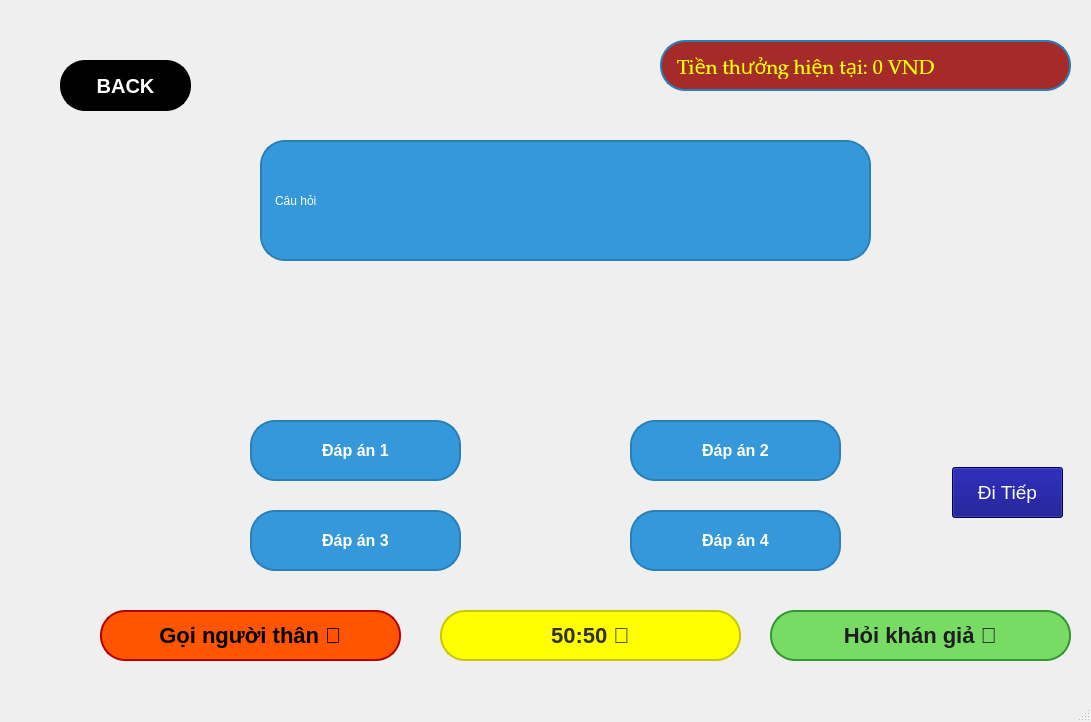
Qt form ui/gameplay.ui (TrogTran/ai-la-trieu-phu) before a commit.
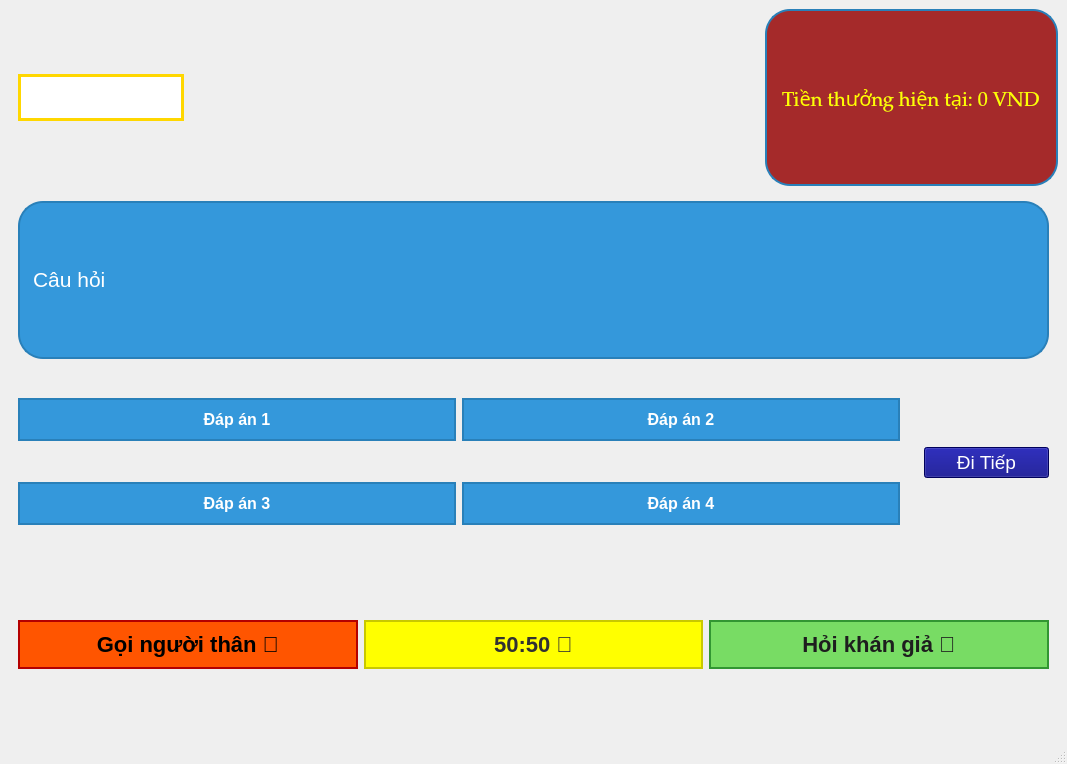
The same form after that commit. Icons and pictures are not drawn.

Commit message: Lưu code trước khi chuyển nhánh

```diff
--- a/ui/gameplay.ui
+++ b/ui/gameplay.ui
@@ -6,23 +6,20 @@
    <rect>
     <x>0</x>
     <y>0</y>
-    <width>1091</width>
-    <height>722</height>
+    <width>1067</width>
+    <height>764</height>
    </rect>
   </property>
   <property name="windowTitle">
    <string>GamePlay</string>
   </property>
   <widget class="QWidget" name="centralwidget">
+   <layout class="QGridLayout" name="gridLayout_7">
+    <item row="1" column="0" colspan="5">
+     <widget class="QWidget" name="widget" native="true">
+      <layout class="QGridLayout" name="gridLayout">
+       <item row="0" column="0">
    <widget class="QLabel" name="question_content">
-    <property name="geometry">
-     <rect>
-      <x>260</x>
-      <y>140</y>
-      <width>611</width>
-      <height>121</height>
-     </rect>
-    </property>
     <property name="styleSheet">
      <string notr="true">QLabel {
 	font: 36pt &quot;Sitka&quot;;
@@ -37,262 +34,40 @@
 </string>
     </property>
     <property name="text">
-     <string>Câu hỏi</string>
-    </property>
-   </widget>
-   <widget class="QPushButton" name="dap_an_1_button">
-    <property name="geometry">
-     <rect>
-      <x>250</x>
-      <y>420</y>
-      <width>211</width>
-      <height>61</height>
-     </rect>
-    </property>
-    <property name="font">
-     <font>
-      <pointsize>-1</pointsize>
-      <weight>75</weight>
-      <bold>true</bold>
-     </font>
-    </property>
-    <property name="cursor">
-     <cursorShape>PointingHandCursor</cursorShape>
-    </property>
-    <property name="styleSheet">
-     <string notr="true">QPushButton {
-    border-radius: 15px; /* Điều chỉnh độ bo tròn */
-    background-color: #3498db; /* Màu nền */
-    color: white; /* Màu chữ */
-    padding: 10px 20px; /* Khoảng cách nội dung */
-    border: 2px solid #2980b9; /* Viền */
-    font-size: 16px; /* Cỡ chữ */
-    font-weight: bold; /* Chữ đậm */
-    transition: background-color 0.3s, transform 0.1s, box-shadow 0.2s; /* Hiệu ứng mượt */
-}
-
-QPushButton {
-    border-radius: 25px; /* Nếu nút có chiều cao 50px */
-}
-
-/* Hiệu ứng hover - Thêm bóng đổ để nút nổi lên */
-QPushButton:hover {
-    background-color: #2980b9; /* Màu xanh đậm hơn khi hover */
-    box-shadow: 0px 4px 10px rgba(0, 0, 0, 0.2); /* Tạo bóng đổ */
-    transform: scale(1.05); /* Phóng to nhẹ khi di chuột vào */
-}
-
-/* Hiệu ứng click */
-QPushButton:pressed {
-    background-color: #1f6690; /* Màu tối hơn khi nhấn */
-    border: 2px solid #16527b; /* Viền tối hơn khi nhấn */
-    transform: scale(0.92); /* Hiệu ứng co lại khi nhấn */
-    box-shadow: 0px 2px 5px rgba(0, 0, 0, 0.1); /* Bóng mờ nhẹ khi nhấn */
-}
-</string>
-    </property>
-    <property name="text">
-     <string>Đáp án 1</string>
-    </property>
-    <property name="autoRepeat">
-     <bool>false</bool>
-    </property>
-    <property name="autoExclusive">
-     <bool>false</bool>
-    </property>
-   </widget>
-   <widget class="QPushButton" name="dap_an_2_button">
-    <property name="geometry">
-     <rect>
-      <x>630</x>
-      <y>420</y>
-      <width>211</width>
-      <height>61</height>
-     </rect>
-    </property>
+          <string>&lt;html&gt;&lt;head/&gt;&lt;body&gt;&lt;p&gt;&lt;span style=&quot; font-size:16pt;&quot;&gt;Câu hỏi&lt;/span&gt;&lt;/p&gt;&lt;/body&gt;&lt;/html&gt;</string>
+         </property>
+        </widget>
+       </item>
+      </layout>
+     </widget>
+    </item>
+    <item row="2" column="4">
+     <widget class="QWidget" name="widget_6" native="true">
+      <layout class="QGridLayout" name="gridLayout_6">
+       <item row="0" column="0">
+        <widget class="QPushButton" name="next_button">
     <property name="font">
      <font>
-      <pointsize>-1</pointsize>
-      <weight>75</weight>
-      <bold>true</bold>
-     </font>
-    </property>
-    <property name="cursor">
-     <cursorShape>PointingHandCursor</cursorShape>
-    </property>
+           <pointsize>14</pointsize>
+          </font>
+         </property>
     <property name="styleSheet">
-     <string notr="true">QPushButton {
-    border-radius: 15px; /* Điều chỉnh độ bo tròn */
-    background-color: #3498db; /* Màu nền */
-    color: white; /* Màu chữ */
-    padding: 10px 20px; /* Khoảng cách nội dung */
-    border: 2px solid #2980b9; /* Viền */
-    font-size: 16px; /* Cỡ chữ */
-    font-weight: bold; /* Chữ đậm */
-    transition: background-color 0.3s, transform 0.1s, box-shadow 0.2s; /* Hiệu ứng mượt */
-}
-
-QPushButton {
-    border-radius: 25px; /* Nếu nút có chiều cao 50px */
-}
-
-/* Hiệu ứng hover - Thêm bóng đổ để nút nổi lên */
-QPushButton:hover {
-    background-color: #2980b9; /* Màu xanh đậm hơn khi hover */
-    box-shadow: 0px 4px 10px rgba(0, 0, 0, 0.2); /* Tạo bóng đổ */
-    transform: scale(1.05); /* Phóng to nhẹ khi di chuột vào */
-}
-
-/* Hiệu ứng click */
-QPushButton:pressed {
-    background-color: #1f6690; /* Màu tối hơn khi nhấn */
-    border: 2px solid #16527b; /* Viền tối hơn khi nhấn */
-    transform: scale(0.92); /* Hiệu ứng co lại khi nhấn */
-    box-shadow: 0px 2px 5px rgba(0, 0, 0, 0.1); /* Bóng mờ nhẹ khi nhấn */
-}
-</string>
+          <string notr="true">color: rgb(255, 255, 255);
+background-color: rgb(0, 0, 127);</string>
     </property>
     <property name="text">
-     <string>Đáp án 2</string>
-    </property>
-    <property name="autoRepeat">
-     <bool>false</bool>
-    </property>
-    <property name="autoExclusive">
-     <bool>false</bool>
-    </property>
-   </widget>
-   <widget class="QPushButton" name="dap_an_3_button">
-    <property name="geometry">
-     <rect>
-      <x>250</x>
-      <y>510</y>
-      <width>211</width>
-      <height>61</height>
-     </rect>
-    </property>
-    <property name="font">
-     <font>
-      <pointsize>-1</pointsize>
-      <weight>75</weight>
-      <bold>true</bold>
-     </font>
-    </property>
-    <property name="cursor">
-     <cursorShape>PointingHandCursor</cursorShape>
-    </property>
-    <property name="styleSheet">
-     <string notr="true">QPushButton {
-    border-radius: 15px; /* Điều chỉnh độ bo tròn */
-    background-color: #3498db; /* Màu nền */
-    color: white; /* Màu chữ */
-    padding: 10px 20px; /* Khoảng cách nội dung */
-    border: 2px solid #2980b9; /* Viền */
-    font-size: 16px; /* Cỡ chữ */
-    font-weight: bold; /* Chữ đậm */
-    transition: background-color 0.3s, transform 0.1s, box-shadow 0.2s; /* Hiệu ứng mượt */
-}
-
-QPushButton {
-    border-radius: 25px; /* Nếu nút có chiều cao 50px */
-}
-
-/* Hiệu ứng hover - Thêm bóng đổ để nút nổi lên */
-QPushButton:hover {
-    background-color: #2980b9; /* Màu xanh đậm hơn khi hover */
-    box-shadow: 0px 4px 10px rgba(0, 0, 0, 0.2); /* Tạo bóng đổ */
-    transform: scale(1.05); /* Phóng to nhẹ khi di chuột vào */
-}
-
-/* Hiệu ứng click */
-QPushButton:pressed {
-    background-color: #1f6690; /* Màu tối hơn khi nhấn */
-    border: 2px solid #16527b; /* Viền tối hơn khi nhấn */
-    transform: scale(0.92); /* Hiệu ứng co lại khi nhấn */
-    box-shadow: 0px 2px 5px rgba(0, 0, 0, 0.1); /* Bóng mờ nhẹ khi nhấn */
-}
-</string>
-    </property>
-    <property name="text">
-     <string>Đáp án 3</string>
-    </property>
-    <property name="autoRepeat">
-     <bool>false</bool>
-    </property>
-    <property name="autoExclusive">
-     <bool>false</bool>
-    </property>
-   </widget>
-   <widget class="QPushButton" name="dap_an_4_button">
-    <property name="geometry">
-     <rect>
-      <x>630</x>
-      <y>510</y>
-      <width>211</width>
-      <height>61</height>
-     </rect>
-    </property>
-    <property name="font">
-     <font>
-      <pointsize>-1</pointsize>
-      <weight>75</weight>
-      <bold>true</bold>
-     </font>
-    </property>
-    <property name="cursor">
-     <cursorShape>PointingHandCursor</cursorShape>
-    </property>
-    <property name="styleSheet">
-     <string notr="true">QPushButton {
-    border-radius: 15px; /* Điều chỉnh độ bo tròn */
-    background-color: #3498db; /* Màu nền */
-    color: white; /* Màu chữ */
-    padding: 10px 20px; /* Khoảng cách nội dung */
-    border: 2px solid #2980b9; /* Viền */
-    font-size: 16px; /* Cỡ chữ */
-    font-weight: bold; /* Chữ đậm */
-    transition: background-color 0.3s, transform 0.1s, box-shadow 0.2s; /* Hiệu ứng mượt */
-}
-
-QPushButton {
-    border-radius: 25px; /* Nếu nút có chiều cao 50px */
-}
-
-/* Hiệu ứng hover - Thêm bóng đổ để nút nổi lên */
-QPushButton:hover {
-    background-color: #2980b9; /* Màu xanh đậm hơn khi hover */
-    box-shadow: 0px 4px 10px rgba(0, 0, 0, 0.2); /* Tạo bóng đổ */
-    transform: scale(1.05); /* Phóng to nhẹ khi di chuột vào */
-}
-
-/* Hiệu ứng click */
-QPushButton:pressed {
-    background-color: #1f6690; /* Màu tối hơn khi nhấn */
-    border: 2px solid #16527b; /* Viền tối hơn khi nhấn */
-    transform: scale(0.92); /* Hiệu ứng co lại khi nhấn */
-    box-shadow: 0px 2px 5px rgba(0, 0, 0, 0.1); /* Bóng mờ nhẹ khi nhấn */
-}
-</string>
-    </property>
-    <property name="text">
-     <string>Đáp án 4</string>
-    </property>
-    <property name="autoRepeat">
-     <bool>false</bool>
-    </property>
-    <property name="autoExclusive">
-     <bool>false</bool>
-    </property>
-   </widget>
+          <string>Đi Tiếp</string>
+         </property>
+        </widget>
+       </item>
+      </layout>
+     </widget>
+    </item>
+    <item row="3" column="0" colspan="5">
+     <widget class="QWidget" name="widget_7" native="true">
+      <layout class="QGridLayout" name="gridLayout_5">
+       <item row="0" column="0">
    <widget class="QPushButton" name="goi_nguoi_than_button">
-    <property name="geometry">
-     <rect>
-      <x>100</x>
-      <y>610</y>
-      <width>301</width>
-      <height>51</height>
-     </rect>
-    </property>
     <property name="font">
      <font>
       <pointsize>-1</pointsize>
@@ -345,15 +120,9 @@
      <bool>false</bool>
     </property>
    </widget>
+       </item>
+       <item row="0" column="1">
    <widget class="QPushButton" name="ti_le_50_50_button">
-    <property name="geometry">
-     <rect>
-      <x>440</x>
-      <y>610</y>
-      <width>301</width>
-      <height>51</height>
-     </rect>
-    </property>
     <property name="font">
      <font>
       <pointsize>-1</pointsize>
@@ -403,15 +172,9 @@
      <bool>false</bool>
     </property>
    </widget>
+       </item>
+       <item row="0" column="2">
    <widget class="QPushButton" name="hoi_khan_gia_button">
-    <property name="geometry">
-     <rect>
-      <x>770</x>
-      <y>610</y>
-      <width>301</width>
-      <height>51</height>
-     </rect>
-    </property>
     <property name="font">
      <font>
       <pointsize>-1</pointsize>
@@ -461,69 +224,277 @@
      <bool>false</bool>
     </property>
    </widget>
-   <widget class="QPushButton" name="back_button">
-    <property name="geometry">
-     <rect>
-      <x>60</x>
-      <y>60</y>
-      <width>131</width>
-      <height>51</height>
-     </rect>
-    </property>
+       </item>
+      </layout>
+     </widget>
+    </item>
+    <item row="2" column="0" colspan="4">
+     <widget class="QWidget" name="widget_4" native="true">
+      <layout class="QGridLayout" name="gridLayout_4">
+       <item row="2" column="0">
+        <widget class="QPushButton" name="dap_an_3_button">
+         <property name="font">
+          <font>
+           <pointsize>-1</pointsize>
+           <weight>75</weight>
+           <bold>true</bold>
+          </font>
+         </property>
+         <property name="cursor">
+          <cursorShape>PointingHandCursor</cursorShape>
+         </property>
     <property name="styleSheet">
      <string notr="true">QPushButton {
-    background-color: black; /* Màu nền đen */
-    color: white; /* Màu chữ trắng */
-    border-radius: 25px; /* Bo tròn góc mềm mại */
+    border-radius: 15px; /* Điều chỉnh độ bo tròn */
+    background-color: #3498db; /* Màu nền */
+    color: white; /* Màu chữ */
     padding: 10px 20px; /* Khoảng cách nội dung */
-    border: 2px solid black; /* Viền đen */
-    font-weight: bold;
-    font-size: 20px;
-    transition: background-color 0.3s, transform 0.1s;
+    border: 2px solid #2980b9; /* Viền */
+    font-size: 16px; /* Cỡ chữ */
+    font-weight: bold; /* Chữ đậm */
+    transition: background-color 0.3s, transform 0.1s, box-shadow 0.2s; /* Hiệu ứng mượt */
 }
 
+QPushButton {
+    border-radius: 25px; /* Nếu nút có chiều cao 50px */
+}
+
+/* Hiệu ứng hover - Thêm bóng đổ để nút nổi lên */
 QPushButton:hover {
-    background-color: #333; /* Màu xám khi hover */
-    border: 2px solid white; /* Viền trắng nổi bật */
-    transform: scale(1.1); /* Phóng to nhẹ */
+    background-color: #2980b9; /* Màu xanh đậm hơn khi hover */
+    box-shadow: 0px 4px 10px rgba(0, 0, 0, 0.2); /* Tạo bóng đổ */
+    transform: scale(1.05); /* Phóng to nhẹ khi di chuột vào */
 }
 
+/* Hiệu ứng click */
 QPushButton:pressed {
-    background-color: #222; /* Màu tối hơn khi nhấn */
-    transform: scale(0.95); /* Co lại nhẹ khi nhấn */
+    background-color: #1f6690; /* Màu tối hơn khi nhấn */
+    border: 2px solid #16527b; /* Viền tối hơn khi nhấn */
+    transform: scale(0.92); /* Hiệu ứng co lại khi nhấn */
+    box-shadow: 0px 2px 5px rgba(0, 0, 0, 0.1); /* Bóng mờ nhẹ khi nhấn */
 }
+</string>
+         </property>
+         <property name="text">
+          <string>Đáp án 3</string>
+         </property>
+         <property name="autoRepeat">
+          <bool>false</bool>
+         </property>
+         <property name="autoExclusive">
+          <bool>false</bool>
+         </property>
+        </widget>
+       </item>
+       <item row="2" column="1">
+        <widget class="QPushButton" name="dap_an_4_button">
+         <property name="font">
+          <font>
+           <pointsize>-1</pointsize>
+           <weight>75</weight>
+           <bold>true</bold>
+          </font>
+         </property>
+         <property name="cursor">
+          <cursorShape>PointingHandCursor</cursorShape>
+         </property>
+         <property name="styleSheet">
+          <string notr="true">QPushButton {
+    border-radius: 15px; /* Điều chỉnh độ bo tròn */
+    background-color: #3498db; /* Màu nền */
+    color: white; /* Màu chữ */
+    padding: 10px 20px; /* Khoảng cách nội dung */
+    border: 2px solid #2980b9; /* Viền */
+    font-size: 16px; /* Cỡ chữ */
+    font-weight: bold; /* Chữ đậm */
+    transition: background-color 0.3s, transform 0.1s, box-shadow 0.2s; /* Hiệu ứng mượt */
+}
 
-QPushButton::icon {
-    color: white; /* Màu icon trắng để nổi bật */
+QPushButton {
+    border-radius: 25px; /* Nếu nút có chiều cao 50px */
 }
+
+/* Hiệu ứng hover - Thêm bóng đổ để nút nổi lên */
+QPushButton:hover {
+    background-color: #2980b9; /* Màu xanh đậm hơn khi hover */
+    box-shadow: 0px 4px 10px rgba(0, 0, 0, 0.2); /* Tạo bóng đổ */
+    transform: scale(1.05); /* Phóng to nhẹ khi di chuột vào */
+}
+
+/* Hiệu ứng click */
+QPushButton:pressed {
+    background-color: #1f6690; /* Màu tối hơn khi nhấn */
+    border: 2px solid #16527b; /* Viền tối hơn khi nhấn */
+    transform: scale(0.92); /* Hiệu ứng co lại khi nhấn */
+    box-shadow: 0px 2px 5px rgba(0, 0, 0, 0.1); /* Bóng mờ nhẹ khi nhấn */
+}
 </string>
     </property>
     <property name="text">
-     <string>BACK</string>
-    </property>
-   </widget>
-   <widget class="QLabel" name="label_reward">
-    <property name="geometry">
-     <rect>
-      <x>680</x>
-      <y>40</y>
-      <width>381</width>
-      <height>51</height>
-     </rect>
-    </property>
+          <string>Đáp án 4</string>
+         </property>
+         <property name="autoRepeat">
+          <bool>false</bool>
+         </property>
+         <property name="autoExclusive">
+          <bool>false</bool>
+         </property>
+        </widget>
+       </item>
+       <item row="0" column="0">
+        <widget class="QPushButton" name="dap_an_1_button">
+         <property name="font">
+          <font>
+           <pointsize>-1</pointsize>
+           <weight>75</weight>
+           <bold>true</bold>
+          </font>
+         </property>
+         <property name="cursor">
+          <cursorShape>PointingHandCursor</cursorShape>
+         </property>
+         <property name="styleSheet">
+          <string notr="true">QPushButton {
+    border-radius: 15px; /* Điều chỉnh độ bo tròn */
+    background-color: #3498db; /* Màu nền */
+    color: white; /* Màu chữ */
+    padding: 10px 20px; /* Khoảng cách nội dung */
+    border: 2px solid #2980b9; /* Viền */
+    font-size: 16px; /* Cỡ chữ */
+    font-weight: bold; /* Chữ đậm */
+    transition: background-color 0.3s, transform 0.1s, box-shadow 0.2s; /* Hiệu ứng mượt */
+}
+
+QPushButton {
+    border-radius: 25px; /* Nếu nút có chiều cao 50px */
+}
+
+/* Hiệu ứng hover - Thêm bóng đổ để nút nổi lên */
+QPushButton:hover {
+    background-color: #2980b9; /* Màu xanh đậm hơn khi hover */
+    box-shadow: 0px 4px 10px rgba(0, 0, 0, 0.2); /* Tạo bóng đổ */
+    transform: scale(1.05); /* Phóng to nhẹ khi di chuột vào */
+}
+
+/* Hiệu ứng click */
+QPushButton:pressed {
+    background-color: #1f6690; /* Màu tối hơn khi nhấn */
+    border: 2px solid #16527b; /* Viền tối hơn khi nhấn */
+    transform: scale(0.92); /* Hiệu ứng co lại khi nhấn */
+    box-shadow: 0px 2px 5px rgba(0, 0, 0, 0.1); /* Bóng mờ nhẹ khi nhấn */
+}
+</string>
+         </property>
     <property name="text">
-     <string/>
-    </property>
-   </widget>
+          <string>Đáp án 1</string>
+         </property>
+         <property name="autoRepeat">
+          <bool>false</bool>
+         </property>
+         <property name="autoExclusive">
+          <bool>false</bool>
+         </property>
+        </widget>
+       </item>
+       <item row="0" column="1">
+        <widget class="QPushButton" name="dap_an_2_button">
+         <property name="font">
+          <font>
+           <pointsize>-1</pointsize>
+           <weight>75</weight>
+           <bold>true</bold>
+          </font>
+         </property>
+         <property name="cursor">
+          <cursorShape>PointingHandCursor</cursorShape>
+         </property>
+         <property name="styleSheet">
+          <string notr="true">QPushButton {
+    border-radius: 15px; /* Điều chỉnh độ bo tròn */
+    background-color: #3498db; /* Màu nền */
+    color: white; /* Màu chữ */
+    padding: 10px 20px; /* Khoảng cách nội dung */
+    border: 2px solid #2980b9; /* Viền */
+    font-size: 16px; /* Cỡ chữ */
+    font-weight: bold; /* Chữ đậm */
+    transition: background-color 0.3s, transform 0.1s, box-shadow 0.2s; /* Hiệu ứng mượt */
+}
+
+QPushButton {
+    border-radius: 25px; /* Nếu nút có chiều cao 50px */
+}
+
+/* Hiệu ứng hover - Thêm bóng đổ để nút nổi lên */
+QPushButton:hover {
+    background-color: #2980b9; /* Màu xanh đậm hơn khi hover */
+    box-shadow: 0px 4px 10px rgba(0, 0, 0, 0.2); /* Tạo bóng đổ */
+    transform: scale(1.05); /* Phóng to nhẹ khi di chuột vào */
+}
+
+/* Hiệu ứng click */
+QPushButton:pressed {
+    background-color: #1f6690; /* Màu tối hơn khi nhấn */
+    border: 2px solid #16527b; /* Viền tối hơn khi nhấn */
+    transform: scale(0.92); /* Hiệu ứng co lại khi nhấn */
+    box-shadow: 0px 2px 5px rgba(0, 0, 0, 0.1); /* Bóng mờ nhẹ khi nhấn */
+}
+</string>
+         </property>
+         <property name="text">
+          <string>Đáp án 2</string>
+         </property>
+         <property name="autoRepeat">
+          <bool>false</bool>
+         </property>
+         <property name="autoExclusive">
+          <bool>false</bool>
+         </property>
+        </widget>
+       </item>
+       <item row="1" column="1">
+        <spacer name="horizontalSpacer_3">
+         <property name="orientation">
+          <enum>Qt::Horizontal</enum>
+         </property>
+         <property name="sizeHint" stdset="0">
+          <size>
+           <width>40</width>
+           <height>20</height>
+          </size>
+         </property>
+        </spacer>
+       </item>
+       <item row="1" column="0">
+        <spacer name="horizontalSpacer_2">
+         <property name="orientation">
+          <enum>Qt::Horizontal</enum>
+         </property>
+         <property name="sizeHint" stdset="0">
+          <size>
+           <width>40</width>
+           <height>20</height>
+          </size>
+         </property>
+        </spacer>
+       </item>
+      </layout>
+     </widget>
+    </item>
+    <item row="0" column="2">
+     <spacer name="horizontalSpacer">
+      <property name="orientation">
+       <enum>Qt::Horizontal</enum>
+      </property>
+      <property name="sizeHint" stdset="0">
+       <size>
+        <width>40</width>
+        <height>20</height>
+       </size>
+      </property>
+     </spacer>
+    </item>
+    <item row="0" column="3" colspan="2">
    <widget class="QLabel" name="reward_label">
-    <property name="geometry">
-     <rect>
-      <x>660</x>
-      <y>40</y>
-      <width>411</width>
-      <height>51</height>
-     </rect>
-    </property>
     <property name="font">
      <font>
       <family>Palatino Linotype</family>
@@ -550,28 +521,77 @@
      <string>Tiền thưởng hiện tại: 0 VND</string>
     </property>
    </widget>
-   <widget class="QPushButton" name="next_button">
-    <property name="geometry">
-     <rect>
-      <x>952</x>
-      <y>467</y>
-      <width>111</width>
-      <height>51</height>
-     </rect>
-    </property>
-    <property name="font">
-     <font>
-      <pointsize>14</pointsize>
-     </font>
-    </property>
+    </item>
+    <item row="0" column="1">
+     <widget class="QLabel" name="label_reward">
+      <property name="text">
+       <string/>
+      </property>
+     </widget>
+    </item>
+    <item row="0" column="0">
+     <widget class="QWidget" name="widget_2" native="true">
+      <layout class="QGridLayout" name="gridLayout_2">
+       <item row="1" column="0">
+        <widget class="QPushButton" name="back_button">
     <property name="styleSheet">
-     <string notr="true">color: rgb(255, 255, 255);
-background-color: rgb(0, 0, 127);</string>
+          <string notr="true">QPushButton {
+    font-size: 18px;
+    font-weight: bold;
+    color: #FFD700; /* Màu vàng */
+    background-color: #FFFFFF; /* Màu trắng */
+    border: 3px solid #FFD700; /* Viền vàng */
+    border-radius: 25px; /* Bo tròn */
+    padding: 10px 20px;
+    min-width: 120px;
+    text-transform: uppercase;
+    letter-spacing: 1px;
+    outline: none;
+    transition: all 0.3s ease-in-out;
+}
+
+/* Hiệu ứng hover - Nền chuyển sang vàng nhạt pha trắng */
+QPushButton:hover {
+    background-color: #FFF8DC; /* Vàng nhạt lai với trắng */
+    border: 3px solid #FFEE58; /* Viền vàng sáng hơn */
+    box-shadow: 0px 0px 10px rgba(255, 215, 0, 0.6);
+}
+
+/* Hiệu ứng khi nhấn */
+QPushButton:pressed {
+    background-color: #F5DEB3; /* Màu be vàng nhẹ hơn */
+    border: 3px solid #FFCC00; /* Viền vàng đậm */
+    box-shadow: 0px 0px 5px rgba(255, 215, 0, 0.5);
+    transform: scale(0.95);
+}
+
+/* Nút bị vô hiệu hóa */
+QPushButton:disabled {
+    background-color: #555555; /* Xám */
+    border: 3px solid #777777;
+    color: #999999;
+}
+</string>
     </property>
     <property name="text">
-     <string>Đi Tiếp</string>
-    </property>
-   </widget>
+          <string/>
+         </property>
+         <property name="icon">
+          <iconset>
+           <normaloff>../../../../back_icon.png</normaloff>../../../../back_icon.png</iconset>
+         </property>
+         <property name="iconSize">
+          <size>
+           <width>70</width>
+           <height>30</height>
+          </size>
+         </property>
+        </widget>
+       </item>
+      </layout>
+     </widget>
+    </item>
+   </layout>
   </widget>
   <widget class="QMenuBar" name="menubar">
    <property name="geometry">
```
Left out of the diff: 4 changed lines with no effect on the pictures. Lines whose indentation alone changed are shown as unchanged. The commit also changes 19 other files.
